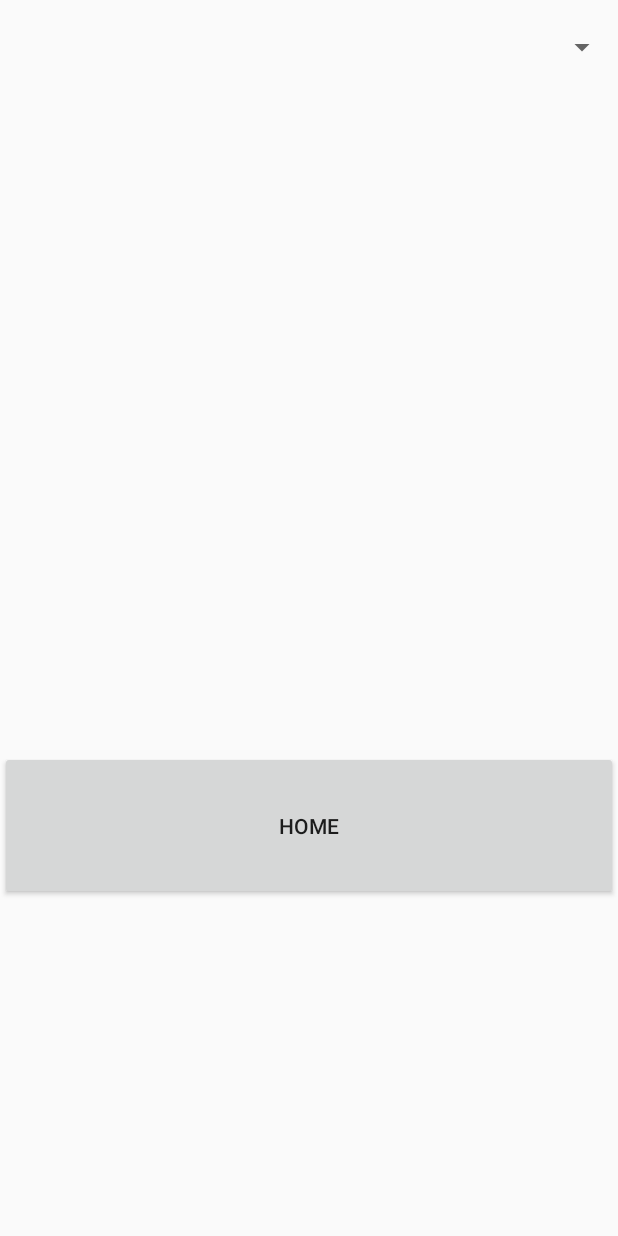
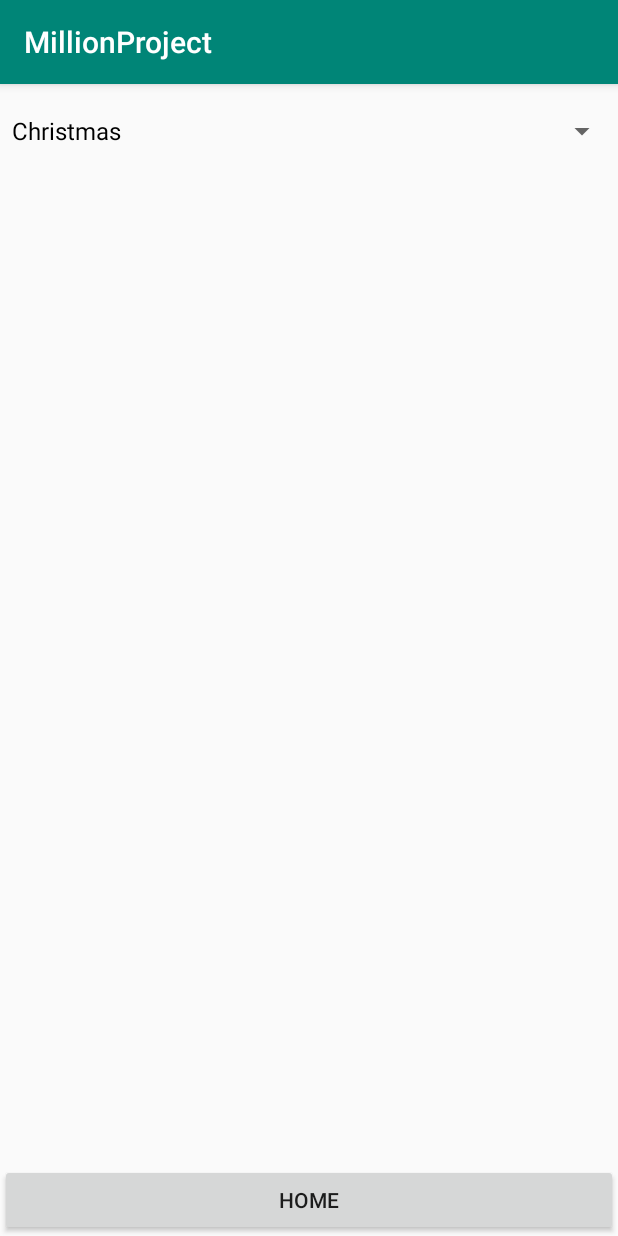
Before and after one commit to eggchun/MillionProject, an Android app: the ResultActivity screen opened directly, with no data from a screen before it, after a tap on "RANKING", on a phone screen of 412 x 824 dp. Run offline under Robolectric (Android 15) with nearby library versions, the phone set to English and light mode, and no system bars; 1 statement that could not run was skipped.

Commit message:
Update: ranking page, option menu about

```diff
--- a/app/build.gradle
+++ b/app/build.gradle
@@ -27,4 +27,5 @@ dependencies {
     androidTestImplementation 'androidx.test:runner:1.1.1'
     androidTestImplementation 'androidx.test.espresso:espresso-core:3.1.1'
     implementation 'androidx.recyclerview:recyclerview:1.1.0'
+    implementation 'com.google.code.gson:gson:2.8.2'
 }
--- a/app/src/main/java/com/example/millionproject/QuestionActivity.java
+++ b/app/src/main/java/com/example/millionproject/QuestionActivity.java
@@ -20,8 +20,10 @@ import android.widget.RadioGroup;
 import android.widget.TextView;
 import android.widget.Toast;
 
+import androidx.appcompat.app.AppCompatActivity;
 
-public class QuestionActivity extends Activity {
+
+public class QuestionActivity extends AppCompatActivity {
     private int indexOfQuestion = 0;
     private int numberOfQuestion = 0;
     private Theme selectedTheme;
--- a/app/src/main/java/com/example/millionproject/RankingActivity.java
+++ b/app/src/main/java/com/example/millionproject/RankingActivity.java
@@ -1,13 +1,124 @@
 package com.example.millionproject;
 
 import android.app.Activity;
+import android.content.Intent;
+import android.content.SharedPreferences;
 import android.os.Bundle;
+import android.util.Log;
+import android.view.View;
+import android.widget.Adapter;
+import android.widget.AdapterView;
+import android.widget.ArrayAdapter;
+import android.widget.Button;
+import android.widget.ListView;
+import android.widget.Spinner;
+import android.widget.Toast;
 
-public class RankingActivity extends Activity {
+import androidx.appcompat.app.AppCompatActivity;
+
+import com.google.gson.Gson;
+import com.google.gson.reflect.TypeToken;
+
+import java.util.ArrayList;
+
+public class RankingActivity extends AppCompatActivity {
+    private ArrayList<String> themeTitleList = new ArrayList<>();
+    private Spinner themSpinner;
+    private ArrayAdapter adapter;
+    private ArrayList<User> selectedUserList = new ArrayList<>();
+    private ArrayList<User> allUserList;
+    private String selectedTheme;
+    Button homeBtn;
+    ListView listView;
 
     @Override
     public void onCreate(Bundle savedInstanceState) {
         super.onCreate(savedInstanceState);
         setContentView(R.layout.ranking);
+
+        // spinner prepare and handling
+        themSpinner = findViewById(R.id.spinner_theme);
+        showSpinner(new ThemeList().getThemeList());
+        themSpinner.setOnItemSelectedListener(new AdapterView.OnItemSelectedListener() {
+            @Override
+            public void onItemSelected(AdapterView<?> adapterView, View view, int i, long l) {
+                selectedTheme = themeTitleList.get(i);
+                filterUserList(selectedTheme);
+                adapter.notifyDataSetChanged();
+            }
+
+            @Override
+            public void onNothingSelected(AdapterView<?> adapterView) {
+            }
+        });
+
+
+        // List view data and show
+        listView = findViewById(R.id.ranking_listview);
+        allUserList = getUserList();
+        if(listView != null){
+            for(User user: allUserList){
+                selectedUserList.add(user);
+            }
+        }
+        adapter = new Ranking_User_Adapter(selectedUserList, getApplicationContext());
+        listView.setAdapter(adapter);
+        listView.setEmptyView(findViewById(R.id.ranking_listview_empty));
+
+
+
+
+
+        // Home button handling
+        homeBtn = findViewById(R.id.btn_home);
+        homeBtn.setOnClickListener(new View.OnClickListener() {
+            @Override
+            public void onClick(View view) {
+                showHomeActivity();
+            }
+        });
     }
+
+
+    public void showSpinner(ArrayList<Theme> themeList){
+        // get the theme title and prepare array adapter
+        for (Theme theme : themeList) {
+            themeTitleList.add(theme.getThemeTitle());
+        }
+
+        // set data to spinner
+        themSpinner.setAdapter(new ArrayAdapter(this, android.R.layout.simple_spinner_dropdown_item, themeTitleList));
+    }
+
+    public void showHomeActivity(){
+        Intent intent = new Intent(this, MainMenu.class);
+        RankingActivity.this.startActivity(intent);
+    }
+
+    public ArrayList<User> getUserList(){
+        SharedPreferences userPreferences = getSharedPreferences(User.SHARED_PREFERENCES_USER_FILE, MODE_PRIVATE);
+        String json = userPreferences.getString(User.SHARED_PREFERENCES_USER_KEY, null);
+        String userJson = userPreferences.getString(User.SHARED_PREFERENCES_USER_KEY, null);
+
+        ArrayList<User> userList = null;
+
+        if(json != null){
+            Log.d("Load json ", json);
+            userList = new Gson().fromJson(json, new TypeToken<ArrayList<User>>(){}.getType());
+        }else{
+            Log.d("Load json ", "EMPTY");
+        }
+
+        return userList;
+    }
+
+    public void filterUserList(String selectedTheme){
+        selectedUserList.clear();
+        for(User user: allUserList){
+            if(user.getAnsweredTheme().equals(selectedTheme)){
+                selectedUserList.add(user);
+            }
+        }
+    }
+
 }
--- /dev/null
+++ b/app/src/main/java/com/example/millionproject/Ranking_User_Adapter.java
@@ -0,0 +1,78 @@
+package com.example.millionproject;
+
+import android.content.Context;
+import android.content.Intent;
+import android.view.LayoutInflater;
+import android.view.View;
+import android.view.ViewGroup;
+import android.view.animation.Animation;
+import android.view.animation.AnimationUtils;
+import android.widget.ArrayAdapter;
+import android.widget.ImageView;
+import android.widget.TextView;
+
+import androidx.annotation.NonNull;
+import androidx.annotation.Nullable;
+
+import java.util.ArrayList;
+
+public class Ranking_User_Adapter extends ArrayAdapter<User>{
+    private ArrayList<User> userList;
+    Context context;
+    private int lastPosition = -1;
+
+    private static class ViewHolder {
+        TextView userName;
+        TextView userScore;
+        TextView userTime;
+    }
+
+    public Ranking_User_Adapter(ArrayList<User> userList, Context context) {
+        super(context, R.layout.ranking_user_layout_of_list, userList);
+        this.userList = userList;
+        this.context = context;
+    }
+
+    @NonNull
+    @Override
+    public View getView(int position, @Nullable View convertView, @NonNull ViewGroup parent) {
+        // Get the data item for this position
+        User user = getItem(position);
+        // Check if an existing view is being reused, otherwise inflate the view
+        ViewHolder viewHolder; // view lookup cache stored in tag
+
+        final View result;
+
+        if (convertView == null) {
+
+            viewHolder = new ViewHolder();
+            LayoutInflater inflater = LayoutInflater.from(getContext());
+            convertView = inflater.inflate(R.layout.ranking_user_layout_of_list, parent, false);
+            viewHolder.userName =  convertView.findViewById(R.id.ranking_user_name);
+            viewHolder.userScore =  convertView.findViewById(R.id.ranking_user_score);
+            viewHolder.userTime =  convertView.findViewById(R.id.ranking_user_time);
+
+            result = convertView;
+
+            convertView.setTag(viewHolder);
+        } else {
+            viewHolder = (ViewHolder) convertView.getTag();
+            result = convertView;
+        }
+
+        Animation animation = AnimationUtils.loadAnimation(context, (position > lastPosition) ? R.anim.up_from_bottom : R.anim.down_from_top);
+        result.startAnimation(animation);
+        lastPosition = position;
+
+        Long minute = (user.getTimeUsed()/1000) / 60;
+        Long seconds = (user.getTimeUsed()/1000) % 60;
+
+
+        viewHolder.userName.setText(user.getUsername());
+        viewHolder.userScore.setText(Integer.toString(user.getScore()));
+        viewHolder.userTime.setText(minute + ":" + seconds + " minute(s)");
+        return convertView;
+
+    }
+
+}
--- a/app/src/main/java/com/example/millionproject/ResultActivity.java
+++ b/app/src/main/java/com/example/millionproject/ResultActivity.java
@@ -2,14 +2,26 @@ package com.example.millionproject;
 
 import android.app.Activity;
 import android.content.Intent;
+import android.content.SharedPreferences;
+import android.nfc.Tag;
 import android.os.Bundle;
+import android.util.Log;
 import android.view.View;
 import android.widget.Button;
 import android.widget.TextView;
 
+import androidx.appcompat.app.AppCompatActivity;
+
 import com.example.millionproject.R;
+import com.google.gson.Gson;
+import com.google.gson.reflect.TypeToken;
 
-public class ResultActivity extends Activity {
+import java.lang.reflect.Type;
+import java.util.ArrayList;
+import java.util.List;
+import java.util.Set;
+
+public class ResultActivity extends AppCompatActivity {
     private String username, theme;
     private long timeUse;
     private int score;
@@ -33,6 +45,9 @@ public class ResultActivity extends Activity {
         theme = getIntent().getStringExtra("theme");
         timeUse = getIntent().getLongExtra("timeUse", 0);
         score = getIntent().getIntExtra("score", 0);
+
+        // Save to shared preferences
+        setSharedPreferences(new User(username, theme, score, timeUse));
 
         //Update UI
         usernameTextTV.setText(username);
@@ -58,4 +73,32 @@ public class ResultActivity extends Activity {
         finish();
     }
 
+    public void setSharedPreferences(User user){
+        // prepare user array list
+        ArrayList<User> userList = new ArrayList<>();
+        Gson gson = new Gson();
+
+        SharedPreferences userPreferences = getSharedPreferences(User.SHARED_PREFERENCES_USER_FILE, MODE_PRIVATE);
+        SharedPreferences.Editor userEditor = userPreferences.edit();
+
+        // get the previous user score list if exists
+        String userJson = userPreferences.getString(User.SHARED_PREFERENCES_USER_KEY, null);
+        if(userJson == null ){
+            userList.add(user);
+
+            String json = gson.toJson(userList);
+            userEditor.putString(User.SHARED_PREFERENCES_USER_KEY, json);
+            Log.d("Saved json is", json);
+        }else{
+            Type type = new TypeToken<ArrayList<User>>(){}.getType();
+            userList = gson.fromJson(userJson, type);
+
+            userList.add(user);
+
+            String json = gson.toJson(userList);
+            userEditor.putString(User.SHARED_PREFERENCES_USER_KEY, json);
+            Log.d("Saved json is", json);
+        }
+        userEditor.commit();
+    }
 }
--- /dev/null
+++ b/app/src/main/java/com/example/millionproject/User.java
@@ -0,0 +1,51 @@
+package com.example.millionproject;
+
+import java.io.Serializable;
+
+public class User implements Serializable {
+    public static final String SHARED_PREFERENCES_USER_FILE = "USER";
+    public static final String SHARED_PREFERENCES_USER_KEY = "USER_KEY";
+    private String username, answeredTheme;
+    private int score;
+    private long timeUsed;
+
+    public User(String username, String answeredTheme, int score, long timeUsed){
+        this.username = username;
+        this.answeredTheme = answeredTheme;
+        this.score = score;
+        this.timeUsed = timeUsed;
+    }
+
+    public int getScore() {
+        return score;
+    }
+
+    public long getTimeUsed() {
+        return timeUsed;
+    }
+
+    public String getAnsweredTheme() {
+        return answeredTheme;
+    }
+
+    public String getUsername() {
+        return username;
+    }
+
+    public void setAnsweredTheme(String answeredTheme) {
+        this.answeredTheme = answeredTheme;
+    }
+
+    public void setScore(int score) {
+        this.score = score;
+    }
+
+    public void setTimeUsed(long timeUsed) {
+        this.timeUsed = timeUsed;
+    }
+
+    public void setUsername(String username) {
+        this.username = username;
+    }
+
+}
--- a/app/src/main/res/layout/ranking.xml
+++ b/app/src/main/res/layout/ranking.xml
@@ -1,26 +1,38 @@
 <?xml version="1.0" encoding="utf-8"?>
-<LinearLayout xmlns:android="http://schemas.android.com/apk/res/android"
+<RelativeLayout xmlns:android="http://schemas.android.com/apk/res/android"
     android:orientation="vertical" android:layout_width="match_parent"
     android:layout_height="match_parent">
 
     <Spinner
         android:id="@+id/spinner_theme"
         android:layout_width="match_parent"
-        android:layout_height="63dp" />
+        android:layout_height="63dp"
+        android:textAlignment="center" />
 
-    <ScrollView
+    <ListView
+        android:id="@+id/ranking_listview"
         android:layout_width="match_parent"
-        android:layout_height="437dp">
+        android:layout_height="491dp"
+        android:layout_below="@+id/spinner_theme"
+        android:layout_above="@+id/btn_home"
+        android:layout_marginTop="2dp" />
 
-        <LinearLayout
-            android:layout_width="match_parent"
-            android:layout_height="wrap_content"
-            android:orientation="vertical" />
-    </ScrollView>
+    <TextView
+        android:id="@+id/ranking_listview_empty"
+        android:layout_width="wrap_content"
+        android:layout_height="wrap_content"
+        android:layout_centerInParent="true"
+        android:layout_toStartOf="@+id/spinner_theme"
+        android:text="NO RANKING AVAILABLE!"
+        android:textColor="#525252"
+        android:textSize="19.0sp"
+        android:visibility="gone"
+        android:gravity="center"/>
 
     <Button
-        android:id="@+id/button3"
+        android:id="@+id/btn_home"
         android:layout_width="match_parent"
-        android:layout_height="99dp"
+        android:layout_height="wrap_content"
+        android:layout_alignParentBottom="true"
         android:text="home" />
-</LinearLayout>
+</RelativeLayout>
```
Also changed, not shown: app/src/main/java/com/example/millionproject/MainActivity.java (+9 -0 lines), app/src/main/java/com/example/millionproject/MainMenu.java (+43 -12 lines), app/src/main/res/anim/down_from_top.xml (added, +8 -0 lines), app/src/main/res/anim/up_from_bottom.xml (added, +8 -0 lines), app/src/main/res/layout/ranking_user_layout_of_list.xml (added, +65 -0 lines).
